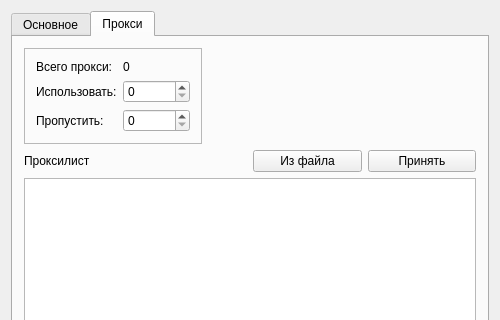
Qt form forms/gui.ui (theanonym/onechan-plusoner) before a commit; both pictures show x 0 to 500 and y 0 to 320 of the 500 by 500 pixel window.
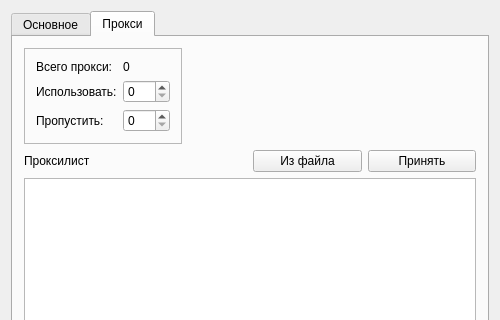
The same form after that commit. The open tabs and pages were chosen to show the change.

Commit message: Добавлено временное ограничение на 100 прокси

Patch:
```diff
--- a/forms/gui.ui
+++ b/forms/gui.ui
@@ -506,7 +506,7 @@
                    <string>&lt;html&gt;&lt;head/&gt;&lt;body&gt;&lt;p&gt;Если есть список из 100 прокси, указано&lt;span style=&quot; font-weight:600;&quot;&gt; пропустить &lt;/span&gt;10 и &lt;span style=&quot; font-weight:600;&quot;&gt;использовать &lt;/span&gt;20, будут использованы прокси с 11 по 31 (всего 20)&lt;/p&gt;&lt;/body&gt;&lt;/html&gt;</string>
                   </property>
                   <property name="maximum">
-                   <number>100000</number>
+                   <number>100</number>
                   </property>
                  </widget>
                 </item>
@@ -523,7 +523,7 @@
                    <string>&lt;html&gt;&lt;head/&gt;&lt;body&gt;&lt;p&gt;Если есть список из 100 прокси, указано&lt;span style=&quot; font-weight:600;&quot;&gt; пропустить &lt;/span&gt;10 и &lt;span style=&quot; font-weight:600;&quot;&gt;использовать &lt;/span&gt;20, будут использованы прокси с 11 по 31 (всего 20)&lt;/p&gt;&lt;/body&gt;&lt;/html&gt;</string>
                   </property>
                   <property name="maximum">
-                   <number>100000</number>
+                   <number>100</number>
                   </property>
                  </widget>
                 </item>
```
The commit also changes 1 other file.
